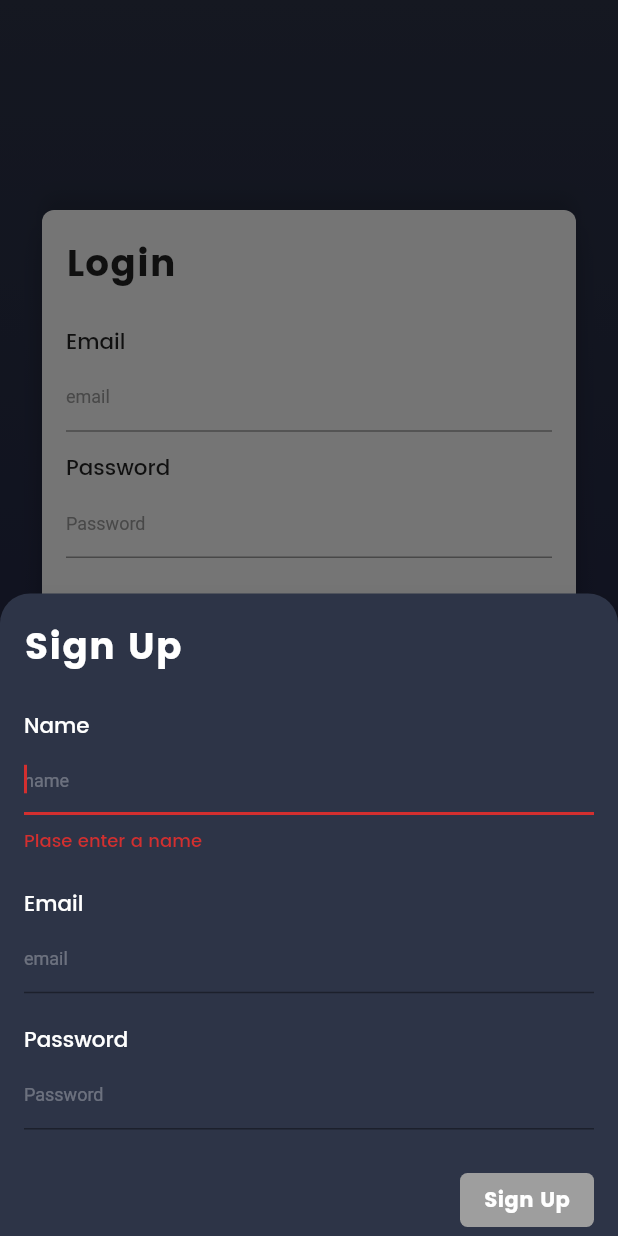
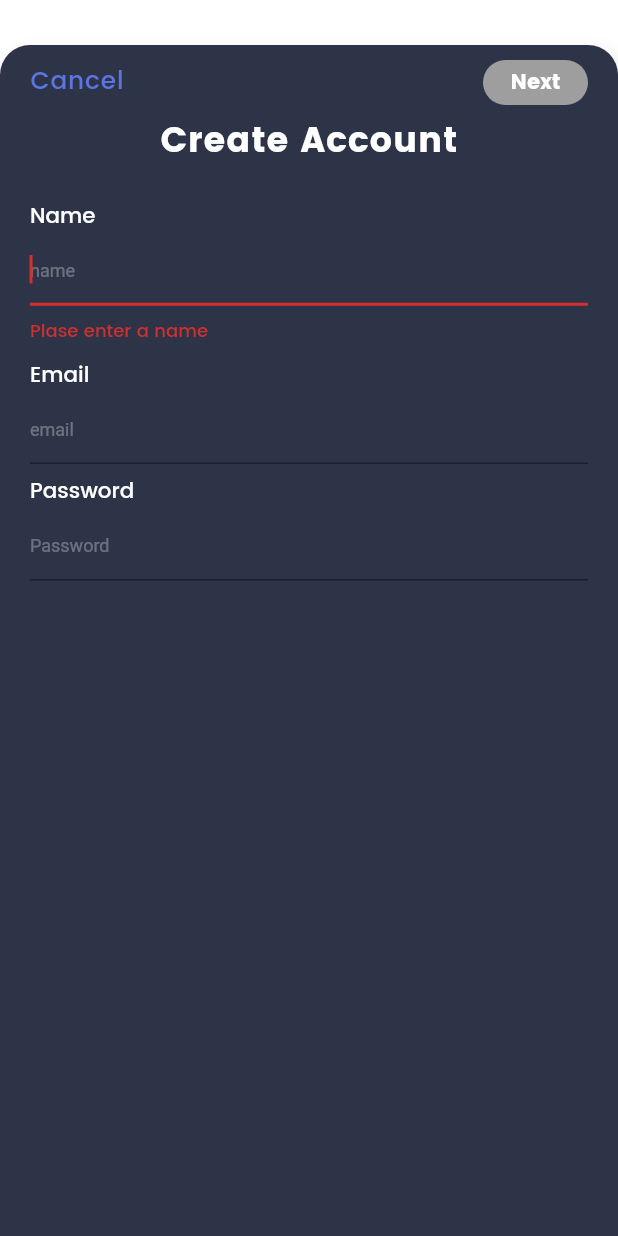
Before and after one commit to TunNandaAung/flutter-checklist, a Flutter app: the screen it shows after launch, after a tap on "SignUp", on a phone screen of 412 x 824 dp. Run offline on Flutter 3.47's test engine with Material 2 defaults, Android fonts, the phone set to English and light mode, and no system bars; our stand-ins replace bloc, bubble_bottom_bar, circular_check_box, cloud_firestore, equatable, firebase_auth and 5 more; accounts and stored records are empty.

Commit message:
Change Register Modal to Screen and Tweak Form UI

```diff
--- a/lib/login/ui/login_form.dart
+++ b/lib/login/ui/login_form.dart
@@ -1,7 +1,7 @@
 import 'package:firebase_integrations/authentication_bloc/bloc.dart';
 import 'package:firebase_integrations/data/user_repository.dart';
 import 'package:firebase_integrations/login/bloc/login_barrel.dart';
-import 'package:firebase_integrations/register/ui/register_modal.dart';
+import 'package:firebase_integrations/register/ui/register_screen.dart';
 import 'package:firebase_integrations/utils/custom_icons.dart';
 import 'package:firebase_integrations/utils/social_icons.dart';
 import 'package:flutter/material.dart';
@@ -30,7 +30,6 @@ class _LoginFormState extends State<LoginForm> {
 
   final _focusNode = FocusNode();
   final GlobalKey<FormState> _formKey = GlobalKey<FormState>();
-  Modal registerModal = new Modal();
 
   bool get isPopulated =>
       _emailController.text.isNotEmpty && _passwordController.text.isNotEmpty;
@@ -332,8 +331,11 @@ class _LoginFormState extends State<LoginForm> {
                           ),
                           InkWell(
                             onTap: () {
-                              registerModal.mainBottomSheet(
-                                  context, _userRepository);
+                              Navigator.of(context)
+                                  .push(MaterialPageRoute(builder: (context) {
+                                return RegisterScreen(
+                                    userRepository: _userRepository);
+                              }));
                             },
                             child: Text(
                               'SignUp',
--- a/lib/register/ui/register_button.dart
+++ b/lib/register/ui/register_button.dart
@@ -9,13 +9,18 @@ class RegisterButton extends StatelessWidget {
 
   @override
   Widget build(BuildContext context) {
-    return FlatButton(
-      onPressed: _onPressed,
-      color: Color(0xFF5d74e3),
-      disabledColor: Colors.grey,
-      shape: RoundedRectangleBorder(borderRadius: BorderRadius.circular(5.0)),
-      child: Text('Sign Up',
-          style: TextStyle(fontFamily: 'Poppins-Bold', color: Colors.white)),
+    return Container(
+      width: 70.0,
+      height: 30.0,
+      child: FlatButton(
+        onPressed: _onPressed,
+        color: Color(0xFF5d74e3),
+        disabledColor: Colors.grey,
+        shape:
+            RoundedRectangleBorder(borderRadius: BorderRadius.circular(50.0)),
+        child: Text('Next',
+            style: TextStyle(fontFamily: 'Poppins-Bold', color: Colors.white)),
+      ),
     );
   }
 }
--- a/lib/register/ui/register_form.dart
+++ b/lib/register/ui/register_form.dart
@@ -44,27 +44,28 @@ class _RegisterFormState extends State<RegisterForm> {
     return BlocListener<RegisterBloc, RegisterState>(
       listener: (context, state) {
         if (state.isSubmitting) {
-          // Scaffold.of(context)
-          //   ..hideCurrentSnackBar()
-          //   ..showSnackBar(
-          //     SnackBar(
-          //       elevation: 6.0,
-          //       behavior: SnackBarBehavior.floating,
-          //       shape: RoundedRectangleBorder(
-          //           borderRadius: BorderRadius.circular(10.0)),
-          //       backgroundColor: Color(0xFF2d3447),
-          //       content: Row(
-          //         mainAxisAlignment: MainAxisAlignment.spaceBetween,
-          //         children: [
-          //           Text(
-          //             'Registering...',
-          //             style: TextStyle(fontFamily: 'Poppins-Bold'),
-          //           ),
-          //           CircularProgressIndicator(),
-          //         ],
-          //       ),
-          //     ),
-          //   );
+          Scaffold.of(context)
+            ..hideCurrentSnackBar()
+            ..showSnackBar(
+              SnackBar(
+                elevation: 6.0,
+                behavior: SnackBarBehavior.floating,
+                shape: RoundedRectangleBorder(
+                    borderRadius: BorderRadius.circular(10.0)),
+                //backgroundColor: Color(0xFF2d3447),
+                backgroundColor: Color(0xFF5d74e3),
+                content: Row(
+                  mainAxisAlignment: MainAxisAlignment.spaceBetween,
+                  children: [
+                    Text(
+                      'Registering...',
+                      style: TextStyle(fontFamily: 'Poppins-Bold'),
+                    ),
+                    CircularProgressIndicator(),
+                  ],
+                ),
+              ),
+            );
           CircularProgressIndicator();
         }
         if (state.isSuccess) {
@@ -72,46 +73,32 @@ class _RegisterFormState extends State<RegisterForm> {
           Navigator.of(context).pop();
         }
         if (state.isFailure) {
-          // Scaffold.of(context)
-          //   ..hideCurrentSnackBar()
-          //   ..showSnackBar(
-          //     SnackBar(
-          //       elevation: 6.0,
-          //       behavior: SnackBarBehavior.floating,
-          //       shape: RoundedRectangleBorder(
-          //           borderRadius: BorderRadius.circular(10.0)),
-          //       content: Row(
-          //         mainAxisAlignment: MainAxisAlignment.spaceBetween,
-          //         children: [
-          //           Text(
-          //             'Register Failure',
-          //             style: TextStyle(fontFamily: 'Poppins-Bold'),
-          //           ),
-          //           Icon(Icons.error)
-          //         ],
-          //       ),
-          //       backgroundColor: Colors.red,
-          //     ),
-          //   );
+          Scaffold.of(context)
+            ..hideCurrentSnackBar()
+            ..showSnackBar(
+              SnackBar(
+                elevation: 6.0,
+                behavior: SnackBarBehavior.floating,
+                shape: RoundedRectangleBorder(
+                    borderRadius: BorderRadius.circular(10.0)),
+                content: Row(
+                  mainAxisAlignment: MainAxisAlignment.spaceBetween,
+                  children: [
+                    Text(
+                      'Register Failure',
+                      style: TextStyle(fontFamily: 'Poppins-Bold'),
+                    ),
+                    Icon(Icons.error)
+                  ],
+                ),
+                backgroundColor: Colors.red,
+              ),
+            );
         }
       },
       child:
           BlocBuilder<RegisterBloc, RegisterState>(builder: (context, state) {
-        return Container(
-          decoration: BoxDecoration(
-            borderRadius: BorderRadius.only(
-              topLeft: Radius.circular(20),
-              topRight: Radius.circular(20),
-            ),
-            boxShadow: [
-              BoxShadow(
-                  color: Colors.black12,
-                  offset: Offset(3.0, 6.0),
-                  blurRadius: 10.0)
-            ],
-            color: Color(0xFF2d3447),
-          ),
-          child: SingleChildScrollView(
+        return SingleChildScrollView(
           child: Padding(
             padding: EdgeInsets.only(
                 bottom: MediaQuery.of(context).viewInsets.bottom),
@@ -123,25 +110,48 @@ class _RegisterFormState extends State<RegisterForm> {
                     key: _formKey,
                     child: Padding(
                       padding:
-                            EdgeInsets.only(left: 16.0, right: 16.0, top: 16.0),
+                          EdgeInsets.only(left: 20.0, right: 20.0, top: 10.0),
                       child: Column(
                         crossAxisAlignment: CrossAxisAlignment.start,
                         children: <Widget>[
-                            Text("Sign Up",
+                          Row(
+                              mainAxisAlignment: MainAxisAlignment.spaceBetween,
+                              children: <Widget>[
+                                Text("Cancel",
                                     style: TextStyle(
                                         fontSize:
-                                        ScreenUtil.getInstance().setSp(45),
+                                            ScreenUtil.getInstance().setSp(30),
+                                        fontFamily: "Poppins-Medium",
+                                        letterSpacing: .6,
+                                        color: Color(0xFF5d74e3))),
+                                RegisterButton(
+                                  onPressed: isRegisterButtonEnabled(state)
+                                      ? _onFormSubmitted
+                                      : null,
+                                ),
+                              ]),
+                          SizedBox(
+                            height: 5.0,
+                          ),
+                          Row(
+                            mainAxisAlignment: MainAxisAlignment.center,
+                            children: <Widget>[
+                              Text("Create Account",
+                                  style: TextStyle(
+                                      fontSize:
+                                          ScreenUtil.getInstance().setSp(42),
                                       fontFamily: "Poppins-Bold",
                                       letterSpacing: .6,
                                       color: Colors.white)),
+                            ],
+                          ),
                           SizedBox(
                             height: ScreenUtil.getInstance().setHeight(30),
                           ),
                           Text("Name",
                               style: TextStyle(
                                   fontFamily: "Poppins-Medium",
-                                    fontSize:
-                                        ScreenUtil.getInstance().setSp(26),
+                                  fontSize: ScreenUtil.getInstance().setSp(26),
                                   color: Colors.white)),
                           TextFormField(
                             controller: _nameController,
@@ -164,13 +174,12 @@ class _RegisterFormState extends State<RegisterForm> {
                                     color: Colors.white30, fontSize: 12.0)),
                           ),
                           SizedBox(
-                              height: ScreenUtil.getInstance().setHeight(30),
+                            height: ScreenUtil.getInstance().setHeight(10),
                           ),
                           Text("Email",
                               style: TextStyle(
                                   fontFamily: "Poppins-Medium",
-                                    fontSize:
-                                        ScreenUtil.getInstance().setSp(26),
+                                  fontSize: ScreenUtil.getInstance().setSp(26),
                                   color: Colors.white)),
                           TextFormField(
                             controller: _emailController,
@@ -193,13 +202,12 @@ class _RegisterFormState extends State<RegisterForm> {
                                     color: Colors.white30, fontSize: 12.0)),
                           ),
                           SizedBox(
-                              height: ScreenUtil.getInstance().setHeight(30),
+                            height: ScreenUtil.getInstance().setHeight(10),
                           ),
                           Text("Password",
                               style: TextStyle(
                                   fontFamily: "Poppins-Medium",
-                                    fontSize:
-                                        ScreenUtil.getInstance().setSp(26),
+                                  fontSize: ScreenUtil.getInstance().setSp(26),
                                   color: Colors.white)),
                           TextFormField(
                             controller: _passwordController,
@@ -219,25 +227,11 @@ class _RegisterFormState extends State<RegisterForm> {
                                 hintStyle: TextStyle(
                                     color: Colors.white30, fontSize: 12.0)),
                           ),
-                            SizedBox(
-                              height: ScreenUtil.getInstance().setHeight(35),
-                            ),
-                            Row(
-                              mainAxisAlignment: MainAxisAlignment.end,
-                              children: <Widget>[
-                                RegisterButton(
-                                  onPressed: isRegisterButtonEnabled(state)
-                                      ? _onFormSubmitted
-                                      : null,
-                                ),
-                              ],
-                            ),
                         ],
                       ),
                     ),
                   ),
                 ],
-                ),
               ),
             ),
           ),
--- a/lib/register/ui/register_modal.dart
+++ /dev/null
@@ -1,20 +0,0 @@
-import 'package:firebase_integrations/data/user_repository.dart';
-import 'package:firebase_integrations/register/bloc/register_barrel.dart';
-import 'package:firebase_integrations/register/ui/register_form.dart';
-import 'package:flutter/material.dart';
-import 'package:flutter_bloc/flutter_bloc.dart';
-
-class Modal {
-  mainBottomSheet(BuildContext context, UserRepository _userRepository) {
-    showModalBottomSheet(
-        backgroundColor: Colors.transparent,
-        context: context,
-        isScrollControlled: true,
-        builder: (BuildContext context) {
-          return BlocProvider<RegisterBloc>(
-              builder: (context) =>
-                  RegisterBloc(userRepository: _userRepository),
-              child: RegisterForm());
-        });
-  }
-}
--- /dev/null
+++ b/lib/register/ui/register_screen.dart
@@ -0,0 +1,48 @@
+import 'package:firebase_integrations/data/user_repository.dart';
+import 'package:firebase_integrations/register/bloc/register_barrel.dart';
+import 'package:firebase_integrations/register/ui/register_form.dart';
+import 'package:flutter/material.dart';
+import 'package:flutter_bloc/flutter_bloc.dart';
+
+class RegisterScreen extends StatelessWidget {
+  final UserRepository _userRepository;
+
+  RegisterScreen({Key key, @required UserRepository userRepository})
+      : assert(userRepository != null),
+        _userRepository = userRepository,
+        super(key: key);
+
+  // @override
+  // Widget build(BuildContext context) {
+  //   return
+  //   BlocProvider<RegisterBloc>(
+  //       builder: (context) => RegisterBloc(userRepository: _userRepository),
+  //       child: RegisterForm());
+  // }
+
+  @override
+  Widget build(BuildContext context) {
+    return Container(
+        margin: EdgeInsets.only(top: 30.0),
+        decoration: BoxDecoration(
+          borderRadius: BorderRadius.only(
+            topLeft: Radius.circular(20),
+            topRight: Radius.circular(20),
+          ),
+          boxShadow: [
+            BoxShadow(
+                color: Colors.black12,
+                offset: Offset(3.0, 6.0),
+                blurRadius: 10.0)
+          ],
+          color: Color(0xFF2d3447),
+        ),
+        child: Scaffold(
+            resizeToAvoidBottomPadding: true,
+            backgroundColor: Colors.transparent,
+            body: BlocProvider<RegisterBloc>(
+                builder: (context) =>
+                    RegisterBloc(userRepository: _userRepository),
+                child: RegisterForm())));
+  }
+}
```
Lines whose indentation alone changed are shown as unchanged.
